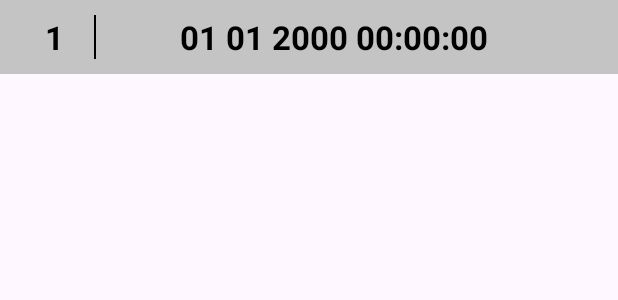
After one commit to eminokumus1/7MinutesWorkoutApp, an Android app: the layout item_history.xml on its own in the app's theme, with its tools: preview values and no code run, on a phone screen of 412 x 824 dp. The commit adds this screen. Shown: the top 300 px of the screen. Run offline under Robolectric (Android 15) with nearby library versions, the phone set to English and light mode, and no system bars.

Commit message:
Workout history displayed in HistoryActivity.

```diff
--- a/app/build.gradle.kts
+++ b/app/build.gradle.kts
@@ -52,4 +52,5 @@ dependencies {
     implementation("androidx.room:room-runtime:2.6.1")
     implementation("androidx.room:room-ktx:2.6.1")
     annotationProcessor("androidx.room:room-compiler:2.6.1")
+    kapt("androidx.room:room-compiler:2.6.1")
 }
--- a/app/src/main/java/com/eminokumus/a7minutesworkoutapp/history/WorkoutHistoryDao.kt
+++ b/app/src/main/java/com/eminokumus/a7minutesworkoutapp/history/WorkoutHistoryDao.kt
@@ -2,11 +2,16 @@ package com.eminokumus.a7minutesworkoutapp.history
 
 import androidx.room.Dao
 import androidx.room.Insert
+import androidx.room.Query
 import com.eminokumus.a7minutesworkoutapp.vo.WorkoutHistoryEntity
+import kotlinx.coroutines.flow.Flow
 
 @Dao
 interface WorkoutHistoryDao {
 
     @Insert
     suspend fun insert(workoutHistoryEntity: WorkoutHistoryEntity)
+
+    @Query("SELECT * FROM `history-table`")
+    fun fetchAllWorkouts(): Flow<List<WorkoutHistoryEntity>>
 }
--- a/app/src/main/java/com/eminokumus/a7minutesworkoutapp/vo/WorkoutHistoryEntity.kt
+++ b/app/src/main/java/com/eminokumus/a7minutesworkoutapp/vo/WorkoutHistoryEntity.kt
@@ -3,7 +3,7 @@ package com.eminokumus.a7minutesworkoutapp.vo
 import androidx.room.Entity
 import androidx.room.PrimaryKey
 
-@Entity(tableName = "history-table  ")
+@Entity(tableName = "history-table")
 data class WorkoutHistoryEntity(
     @PrimaryKey
     val date: String,
--- /dev/null
+++ b/app/src/main/res/layout/item_history.xml
@@ -0,0 +1,37 @@
+<?xml version="1.0" encoding="utf-8"?>
+<LinearLayout xmlns:android="http://schemas.android.com/apk/res/android"
+    android:layout_width="match_parent"
+    android:layout_height="wrap_content"
+    xmlns:tools="http://schemas.android.com/tools"
+    android:background="@color/lightGrey"
+    android:padding="10dp"
+    android:orientation="horizontal">
+
+    <TextView
+        android:id="@+id/positionTextView"
+        android:layout_width="wrap_content"
+        android:layout_marginStart="20dp"
+        android:layout_height="wrap_content"
+        android:textSize="22sp"
+        android:textColor="@color/black"
+        android:textStyle="bold"
+        tools:text="1"/>
+
+    <View
+        android:layout_width="1dp"
+        android:layout_height="match_parent"
+        android:layout_marginStart="20dp"
+        android:background="@color/black"/>
+
+    <TextView
+        android:id="@+id/workoutHistoryText"
+        android:layout_width="match_parent"
+        android:layout_height="wrap_content"
+        tools:text="01 01 2000 00:00:00"
+        android:gravity="center"
+        android:textSize="22sp"
+        android:textStyle="bold"
+        android:layout_marginEnd="20dp"
+        android:textColor="@color/black"/>
+
+</LinearLayout>
--- a/app/src/main/res/values/colors.xml
+++ b/app/src/main/res/values/colors.xml
@@ -4,6 +4,7 @@
     <color name="white">#FFFFFFFF</color>
     <color name="lightGrey">#C4C4C4</color>
     <color name="darkGrey">#212121</color>
+    <color name="grey">#797878</color>
     <color name="green">#4CAF50</color>
     <color name="red">#C20505</color>
 
--- a/app/src/main/res/values/strings.xml
+++ b/app/src/main/res/values/strings.xml
@@ -25,4 +25,5 @@
     <string name="inch">INCH</string>
     <string name="history">History</string>
     <string name="history_image_description">History image</string>
+    <string name="exercise_completed">EXERCISE COMPLETED</string>
 </resources>
```
Also changed, not shown: app/src/main/java/com/eminokumus/a7minutesworkoutapp/finish/FinishActivity.kt (+6 -2 lines), app/src/main/java/com/eminokumus/a7minutesworkoutapp/history/HistoryActivity.kt (+37 -0 lines), app/src/main/java/com/eminokumus/a7minutesworkoutapp/history/HistoryAdapter.kt (added, +42 -0 lines), app/src/main/res/layout/activity_history.xml (+34 -0 lines).
